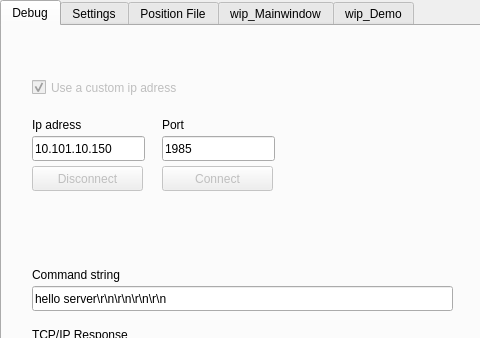
Qt form mainwindow.ui (Fontys-PPM/PC-Interface) before a commit; both pictures show x 0 to 480 and y 0 to 338 of the 800 by 645 pixel window.
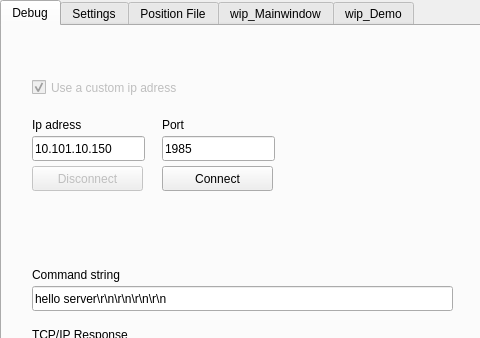
The same form after that commit. Icons and pictures are not drawn.

The edit to the form file:
```diff
--- a/mainwindow.ui
+++ b/mainwindow.ui
@@ -336,7 +336,7 @@
      </widget>
      <widget class="QPushButton" name="dbg_Connect">
       <property name="enabled">
-       <bool>false</bool>
+       <bool>true</bool>
       </property>
       <property name="geometry">
        <rect>
```
